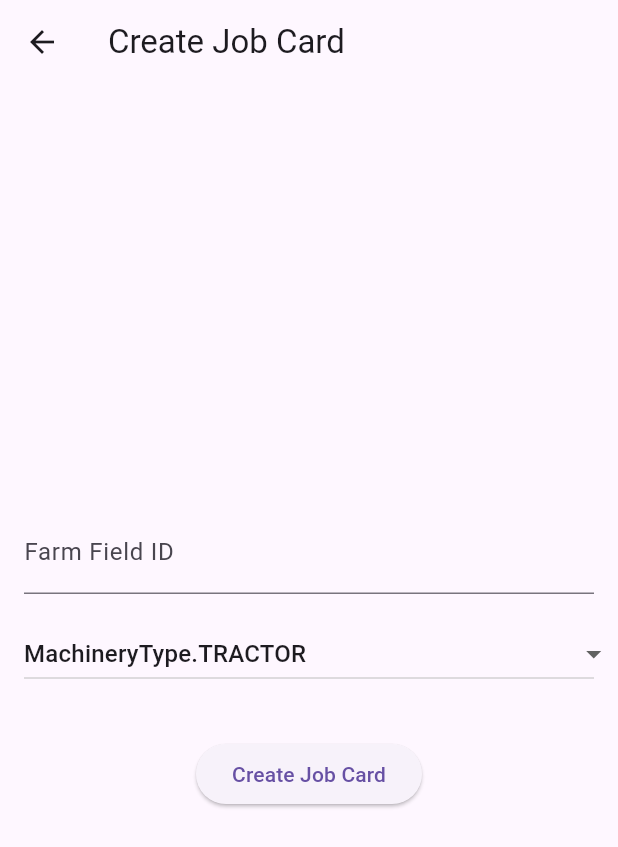
After one commit to balurv/bdpq_website, a Flutter app: the CreateJobCardPage screen opened directly, after a tap on "Create Job Card", on a phone screen of 412 x 824 dp. The commit adds this screen. Shown: the top 847 px of the screen. Run offline on Flutter 3.47's test engine with Material 3 defaults, Android fonts, the phone set to English and light mode, and no system bars; our stand-ins replace fluttertoast, geolocator.

Commit message:
made a lot of changes

```diff
--- a/lib/dto/PersonDto.dart
+++ b/lib/dto/PersonDto.dart
@@ -3,12 +3,14 @@ class PersonDto {
   final String phone;
   final String email;
   final String password;
+  final int gender;
 
   PersonDto({
     required this.name,
     required this.phone,
     required this.email,
     required this.password,
+    required this.gender,
   });
 
   Map<String, dynamic> toJson() {
@@ -17,6 +19,7 @@ class PersonDto {
       'phone': phone,
       'email': email,
       'password': password,
+      'gender':gender,
     };
   }
 }
--- a/lib/pages/CompanyLogoText.dart
+++ b/lib/pages/CompanyLogoText.dart
@@ -9,7 +9,7 @@ class CompanyLogoText extends StatelessWidget {
   Widget build(BuildContext context) {
     return ElevatedButton(
       onPressed: () {
-        Navigator.pushNamed(context, '/');
+        Navigator.pushNamed(context, '/welcome');
       },
       child: Text(buttonText),
     );
--- a/lib/pages/CreateFarmField.dart
+++ b/lib/pages/CreateFarmField.dart
@@ -8,7 +8,7 @@ import 'FarmerFieldPage.dart';
 
 class CreateFarmFieldPage extends StatefulWidget {
   Map<String, dynamic>? responseData;
-  CreateFarmFieldPage({Key? key, this.responseData}) : super(key: key);
+  CreateFarmFieldPage({super.key, this.responseData});
 
   @override
   _CreateFarmFieldPageState createState() =>
@@ -55,7 +55,7 @@ class _CreateFarmFieldPageState extends State<CreateFarmFieldPage> {
   }
 
   // Function to handle the form submission
-  void _submitForm() async {
+  void  _submitForm() async {
     // Replace the URL with your backend API endpoint
     const String apiUrl = 'http://localhost:8080/person';
     int farmerId = responseData!['id']; // Replace with the actual farmerId
@@ -70,7 +70,7 @@ class _CreateFarmFieldPageState extends State<CreateFarmFieldPage> {
           double.parse(breadthController.text),
       'longitude': longitude,
       'owner': responseData!['farmFields'],
-      'soilType': selectedSoilType != null ? soilTypeToInt(selectedSoilType!) : null,
+      'soilType': selectedSoilType != null ? soilTypeToInt(selectedSoilType!) : SoilType.RED_SOIL,
     };
 
     // Send a PATCH request to update the farm field
--- /dev/null
+++ b/lib/pages/CreateJobCardPage.dart
@@ -0,0 +1,106 @@
+import 'package:flutter/material.dart';
+import 'package:http/http.dart' as http;
+import 'dart:convert';
+
+enum MachineryType {
+  TRACTOR,
+  CAR,
+  BIKE,
+  TRACTOR_ROTAVATOR,
+  TRACTOR_CULTIVATOR,
+  TRACTOR_ROUND_STRAW_BALER,
+  TRACTOR_PADDY_HARVEST,
+}
+class CreateJobCardPage extends StatefulWidget {
+  final Map<String, dynamic>? responseData;
+
+  const CreateJobCardPage({super.key, this.responseData});
+
+  @override
+  _CreateJobCardPageState createState() => _CreateJobCardPageState();
+}
+
+class _CreateJobCardPageState extends State<CreateJobCardPage> {
+  TextEditingController farmFieldIdController = TextEditingController();
+  MachineryType selectedMachineryType = MachineryType.TRACTOR;
+
+  List<MachineryType> machineryTypes = [
+    MachineryType.TRACTOR,
+    MachineryType.CAR,
+    MachineryType.BIKE,
+    MachineryType.TRACTOR_ROTAVATOR,
+    MachineryType.TRACTOR_CULTIVATOR,
+    MachineryType.TRACTOR_ROUND_STRAW_BALER,
+    MachineryType.TRACTOR_PADDY_HARVEST,
+  ];
+
+  Future<void> createJobCard() async {
+    const String apiUrl = 'http://localhost:8080/jobcard'; // Replace with your actual API URL
+
+    final Map<String, dynamic> requestData = {
+      'farmFieldId': int.parse(farmFieldIdController.text),
+      'machinery': selectedMachineryType.toString().split('.').last,
+    };
+
+    final http.Response response = await http.post(
+      Uri.parse(apiUrl),
+      headers: <String, String>{
+        'Content-Type': 'application/json; charset=UTF-8',
+      },
+      body: jsonEncode(requestData),
+    );
+
+    if (response.statusCode == 201) {
+      print('Job card created successfully');
+      // Handle success, e.g., navigate to another screen or show a success message
+    } else {
+      print('Failed to create job card. Error ${response.statusCode}: ${response.body}');
+      // Handle error, e.g., show an error message
+    }
+  }
+
+  @override
+  Widget build(BuildContext context) {
+    return Scaffold(
+      appBar: AppBar(
+        title: const Text('Create Job Card'),
+      ),
+      body: Padding(
+        padding: const EdgeInsets.all(16.0),
+        child: Column(
+          mainAxisAlignment: MainAxisAlignment.center,
+          children: [
+            TextField(
+              controller: farmFieldIdController,
+              decoration: const InputDecoration(labelText: 'Farm Field ID'),
+              keyboardType: TextInputType.number,
+            ),
+            const SizedBox(height: 16),
+            DropdownButton<MachineryType>(
+              value: selectedMachineryType,
+              onChanged: (MachineryType? newValue) {
+                setState(() {
+                  selectedMachineryType = newValue!;
+                });
+              },
+              items: machineryTypes.map<DropdownMenuItem<MachineryType>>(
+                    (MachineryType value) {
+                  return DropdownMenuItem<MachineryType>(
+                    value: value,
+                    child: Text(value.toString()),
+                  );
+                },
+              ).toList(),
+              hint: const Text('Select Machinery Type'),
+            ),
+            const SizedBox(height: 32),
+            ElevatedButton(
+              onPressed: createJobCard,
+              child: const Text('Create Job Card'),
+            ),
+          ],
+        ),
+      ),
+    );
+  }
+}
--- a/lib/pages/HomePage.dart
+++ b/lib/pages/HomePage.dart
@@ -11,10 +11,6 @@ class HomePage extends StatelessWidget {
       appBar: AppBar(
         title: const Row(
           children: [
-            CompanyLogoText(buttonText: 'bdpq'),
-            SizedBox(
-              width: 5,
-            ),
             Text('Company'),
             Text('')
           ],
```
Also changed, not shown: lib/pages/JobCardPage.dart (added, +102 -0 lines), lib/pages/PersonPage.dart (+24 -1 lines), lib/pages/ProfilePage.dart (+8 -0 lines), lib/pages/WelcomePage.dart (+32 -4 lines).
